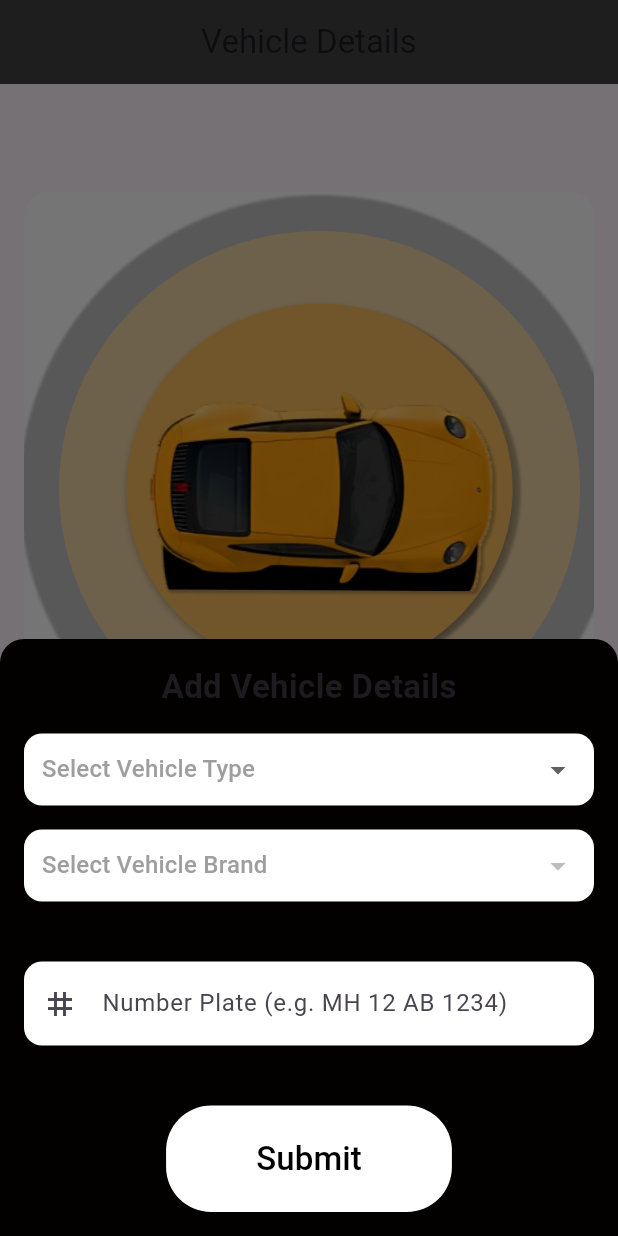
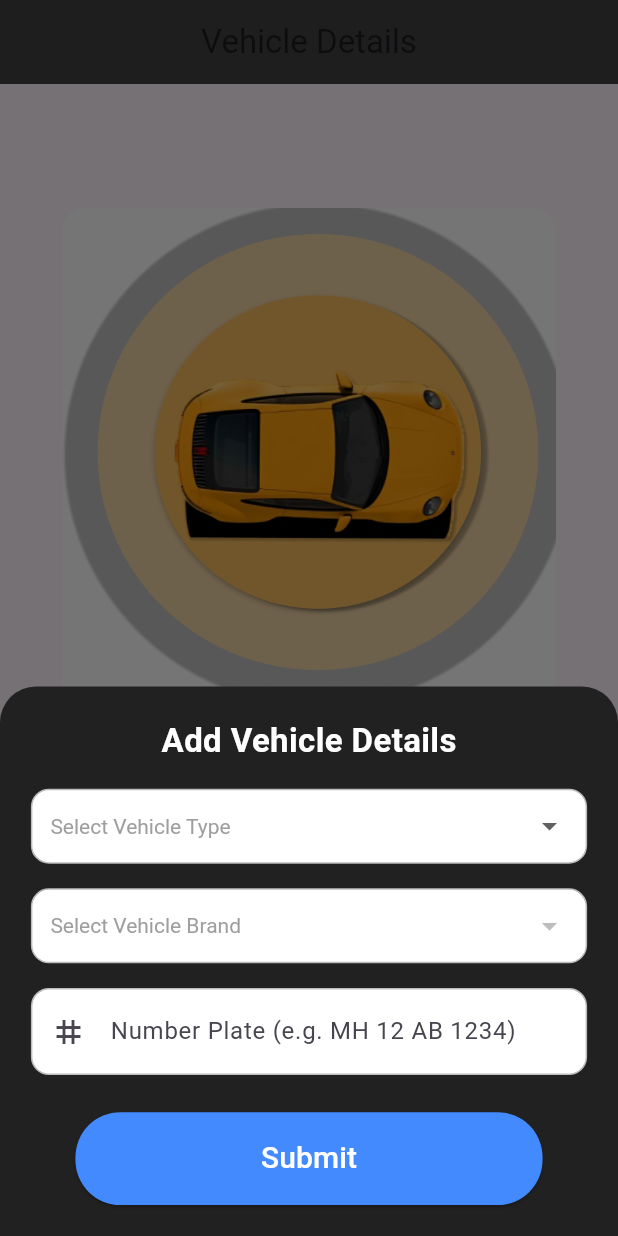
Before and after one commit to INTELxWIZARD/project, a Flutter app: the screen it shows after launch, after a tap on "Add Vehicle", on a phone screen of 412 x 824 dp. Run offline on Flutter 3.47's test engine with Material 3 defaults, Android fonts, the phone set to English and light mode, and no system bars.

Commit message:
Update main.dart

```diff
--- a/add vehicle/lib/main.dart
+++ b/add vehicle/lib/main.dart
@@ -21,6 +21,9 @@ class AddVehicleHomePage extends StatelessWidget {
 
   @override
   Widget build(BuildContext context) {
+    double screenHeight = MediaQuery.of(context).size.height;
+    double screenWidth = MediaQuery.of(context).size.width;
+
     return Scaffold(
       appBar: AppBar(
         title: const Text('Vehicle Details'),
@@ -32,35 +35,35 @@ class AddVehicleHomePage extends StatelessWidget {
         children: [
           Column(
             children: [
-              const SizedBox(height: 72), // 3 cm space from the heading
+              SizedBox(height: screenHeight * 0.1), // 10% of screen height
               Center(
                 child: Container(
-                  margin: const EdgeInsets.symmetric(horizontal: 16.0),
+                  margin: EdgeInsets.symmetric(horizontal: screenWidth * 0.05),
                   decoration: BoxDecoration(
-                    color: const Color.fromARGB(255, 255, 255, 255),
+                    color: Colors.white,
                     borderRadius: BorderRadius.circular(16),
                   ),
                   child: Image.asset(
                     'assets/carss.png', // Replace with your image path
                     fit: BoxFit.cover,
-                    height: 400,
-                    width: 400,
+                    height: screenHeight * 0.4, // 40% of screen height
+                    width: screenWidth * 0.8, // 80% of screen width
                   ),
                 ),
               ),
             ],
           ),
           Padding(
-            padding: const EdgeInsets.only(bottom: 20.0),
+            padding: EdgeInsets.only(bottom: screenHeight * 0.03),
             child: ElevatedButton(
               onPressed: () {
                 _showAddVehicleBottomSheet(context);
               },
               style: ElevatedButton.styleFrom(
                 backgroundColor: Colors.grey[800],
-                padding: const EdgeInsets.symmetric(
-                  horizontal: 50,
-                  vertical: 16,
+                padding: EdgeInsets.symmetric(
+                  horizontal: screenWidth * 0.2,
+                  vertical: screenHeight * 0.02,
                 ),
                 shape: RoundedRectangleBorder(
                   borderRadius: BorderRadius.circular(30),
@@ -80,11 +83,10 @@ class AddVehicleHomePage extends StatelessWidget {
   void _showAddVehicleBottomSheet(BuildContext context) {
     showModalBottomSheet(
       context: context,
-      isScrollControlled: true, // Make the bottom sheet scrollable
-      backgroundColor:
-          Colors.transparent, // Remove background to make it smooth
+      isScrollControlled: true,
+      backgroundColor: Colors.transparent,
       builder: (BuildContext context) {
-        return AddVehiclePopup();
+        return const AddVehiclePopup();
       },
     );
   }
@@ -150,24 +152,31 @@ class _AddVehiclePopupState extends State<AddVehiclePopup> {
 
   @override
   Widget build(BuildContext context) {
+    double screenHeight = MediaQuery.of(context).size.height;
+    double screenWidth = MediaQuery.of(context).size.width;
+
     return Container(
+      padding: EdgeInsets.all(screenWidth * 0.05),
       decoration: BoxDecoration(
-        color: const Color.fromARGB(255, 3, 0, 0),
-        borderRadius: BorderRadius.only(
-          topLeft: Radius.circular(16),
-          topRight: Radius.circular(16),
+        color: Colors.grey[900],
+        borderRadius: const BorderRadius.only(
+          topLeft: Radius.circular(24),
+          topRight: Radius.circular(24),
         ),
       ),
-      padding: const EdgeInsets.all(16.0),
       child: SingleChildScrollView(
         child: Column(
           mainAxisSize: MainAxisSize.min,
           children: [
             const Text(
               'Add Vehicle Details',
-              style: TextStyle(fontSize: 22, fontWeight: FontWeight.bold),
+              style: TextStyle(
+                fontSize: 22,
+                fontWeight: FontWeight.bold,
+                color: Colors.white,
+              ),
             ),
-            const SizedBox(height: 16),
+            SizedBox(height: screenHeight * 0.02),
             _buildDropdownField(
               hint: 'Select Vehicle Type',
               value: selectedVehicleType,
@@ -175,11 +184,11 @@ class _AddVehiclePopupState extends State<AddVehiclePopup> {
               onChanged: (value) {
                 setState(() {
                   selectedVehicleType = value;
-                  selectedVehicleBrand = null; // Reset brand when type changes
+                  selectedVehicleBrand = null;
                 });
               },
             ),
-            const SizedBox(height: 16),
+            SizedBox(height: screenHeight * 0.02),
             _buildDropdownField(
               hint: 'Select Vehicle Brand',
               value: selectedVehicleBrand,
@@ -193,31 +202,24 @@ class _AddVehiclePopupState extends State<AddVehiclePopup> {
                 });
               },
             ),
-            const SizedBox(height: 40),
+            SizedBox(height: screenHeight * 0.02),
             _buildNumberPlateField(),
-            const SizedBox(height: 40),
+            SizedBox(height: screenHeight * 0.03),
             ElevatedButton(
               onPressed: _submitDetails,
               style: ElevatedButton.styleFrom(
-                backgroundColor: const Color.fromARGB(255, 255, 255, 255),
-                padding: const EdgeInsets.symmetric(
-                  vertical: 20,
-                  horizontal: 60,
-                ), // Increased padding
+                backgroundColor: Colors.blueAccent,
+                padding: EdgeInsets.symmetric(
+                  vertical: screenHeight * 0.02,
+                  horizontal: screenWidth * 0.3,
+                ),
                 shape: RoundedRectangleBorder(
                   borderRadius: BorderRadius.circular(30),
                 ),
-                minimumSize: Size(
-                  30,
-                  60,
-                ), // Set a minimum height for the button
               ),
               child: const Text(
                 'Submit',
-                style: TextStyle(
-                  fontSize: 22, // Increased font size
-                  color: Color.fromARGB(255, 0, 0, 0),
-                ),
+                style: TextStyle(fontSize: 20, color: Colors.white),
               ),
             ),
           ],
@@ -235,8 +237,9 @@ class _AddVehiclePopupState extends State<AddVehiclePopup> {
     return Container(
       padding: const EdgeInsets.symmetric(horizontal: 12),
       decoration: BoxDecoration(
-        color: const Color.fromARGB(255, 255, 255, 255),
+        color: Colors.white,
         borderRadius: BorderRadius.circular(12),
+        border: Border.all(color: Colors.grey.shade400),
       ),
       child: DropdownButtonHideUnderline(
         child: DropdownButton<String>(
@@ -248,6 +251,8 @@ class _AddVehiclePopupState extends State<AddVehiclePopup> {
                 return DropdownMenuItem<String>(value: item, child: Text(item));
               }).toList(),
           onChanged: onChanged,
+          dropdownColor: Colors.white,
+          style: const TextStyle(color: Colors.black),
         ),
       ),
     );
@@ -256,8 +261,9 @@ class _AddVehiclePopupState extends State<AddVehiclePopup> {
   Widget _buildNumberPlateField() {
     return Container(
       decoration: BoxDecoration(
-        color: const Color.fromARGB(255, 255, 255, 255),
+        color: Colors.white,
         borderRadius: BorderRadius.circular(12),
+        border: Border.all(color: Colors.grey.shade400),
       ),
       child: TextField(
         controller: numberPlateController,
```
